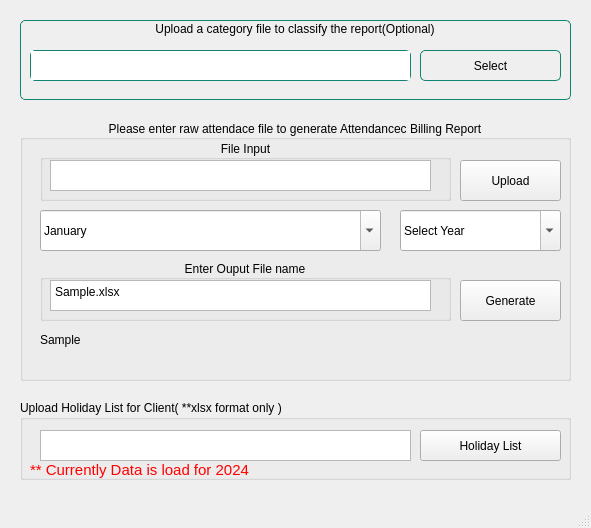
Above: Billing.ui from vimit12/Transfer before the change. Below: the same form after it.
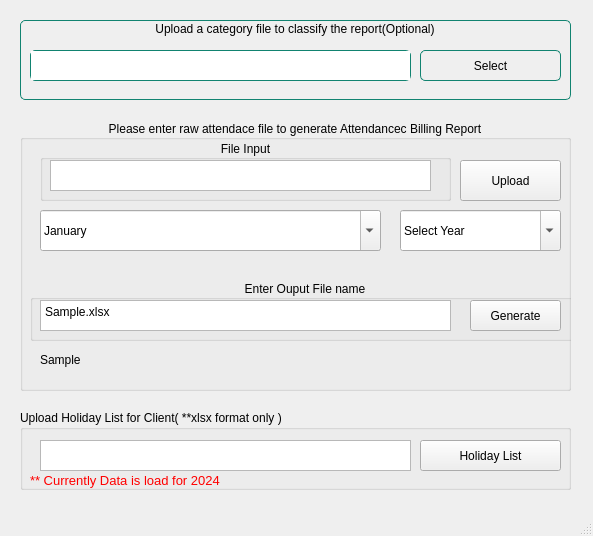
That is the form after the change. Icons and pictures are not drawn.

```diff
--- a/Billing.ui
+++ b/Billing.ui
@@ -6,8 +6,8 @@
    <rect>
     <x>0</x>
     <y>0</y>
-    <width>591</width>
-    <height>528</height>
+    <width>593</width>
+    <height>536</height>
    </rect>
   </property>
   <property name="windowTitle">
@@ -44,7 +44,7 @@
       <x>20</x>
       <y>120</y>
       <width>551</width>
-      <height>261</height>
+      <height>271</height>
      </rect>
     </property>
     <property name="font">
@@ -67,19 +67,6 @@
     <property name="checkable">
      <bool>false</bool>
     </property>
-    <widget class="QPushButton" name="pushButton_2">
-     <property name="geometry">
-      <rect>
-       <x>440</x>
-       <y>160</y>
-       <width>101</width>
-       <height>41</height>
-      </rect>
-     </property>
-     <property name="text">
-      <string>Generate</string>
-     </property>
-    </widget>
     <widget class="QPushButton" name="pushButton">
      <property name="geometry">
       <rect>
@@ -103,9 +90,9 @@
     <widget class="QGroupBox" name="outputFileBox">
      <property name="geometry">
       <rect>
-       <x>20</x>
-       <y>140</y>
-       <width>411</width>
+       <x>10</x>
+       <y>160</y>
+       <width>551</width>
        <height>61</height>
       </rect>
      </property>
@@ -123,7 +110,7 @@
        <rect>
         <x>10</x>
         <y>20</y>
-        <width>381</width>
+        <width>411</width>
         <height>31</height>
        </rect>
       </property>
@@ -131,6 +118,19 @@
        <string>Sample.xlsx</string>
       </property>
      </widget>
+     <widget class="QPushButton" name="generateButton">
+      <property name="geometry">
+       <rect>
+        <x>440</x>
+        <y>20</y>
+        <width>91</width>
+        <height>31</height>
+       </rect>
+      </property>
+      <property name="text">
+       <string>Generate</string>
+      </property>
+     </widget>
     </widget>
     <widget class="QGroupBox" name="fileInputBox">
      <property name="geometry">
@@ -168,7 +168,7 @@
      <property name="geometry">
       <rect>
        <x>20</x>
-       <y>210</y>
+       <y>230</y>
        <width>521</width>
        <height>20</height>
       </rect>
@@ -328,7 +328,7 @@
     <property name="geometry">
      <rect>
       <x>20</x>
-      <y>400</y>
+      <y>410</y>
       <width>551</width>
       <height>80</height>
      </rect>
@@ -347,7 +347,7 @@
      </property>
      <property name="font">
       <font>
-       <pointsize>11</pointsize>
+       <pointsize>10</pointsize>
        <bold>false</bold>
       </font>
      </property>
```
